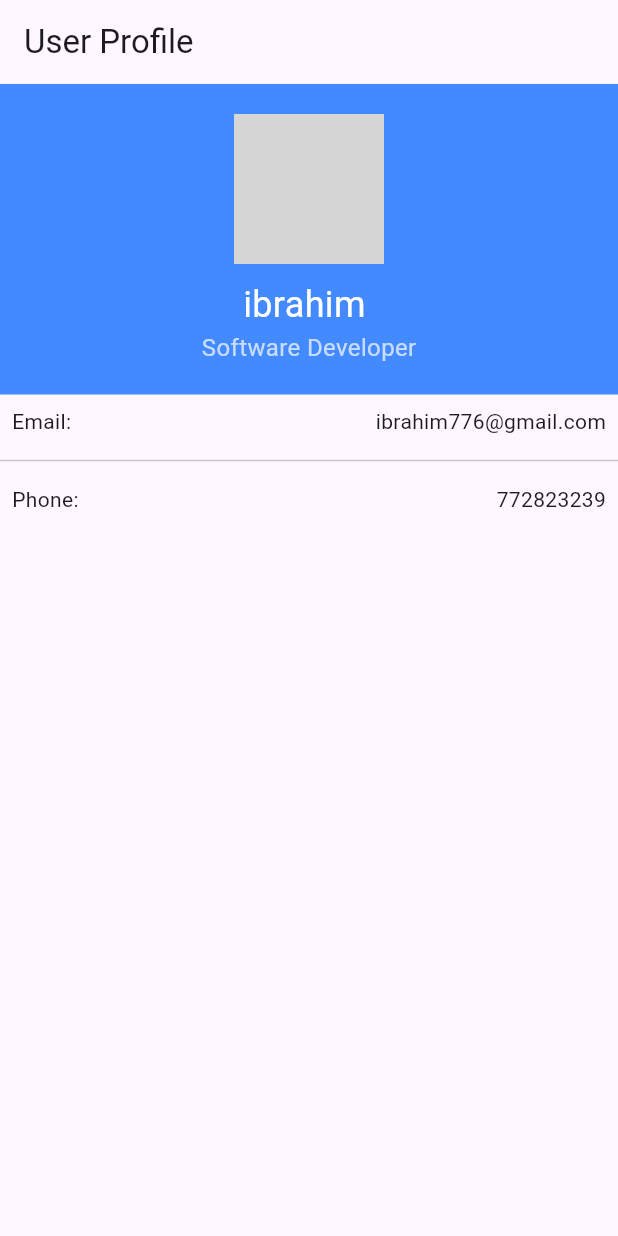
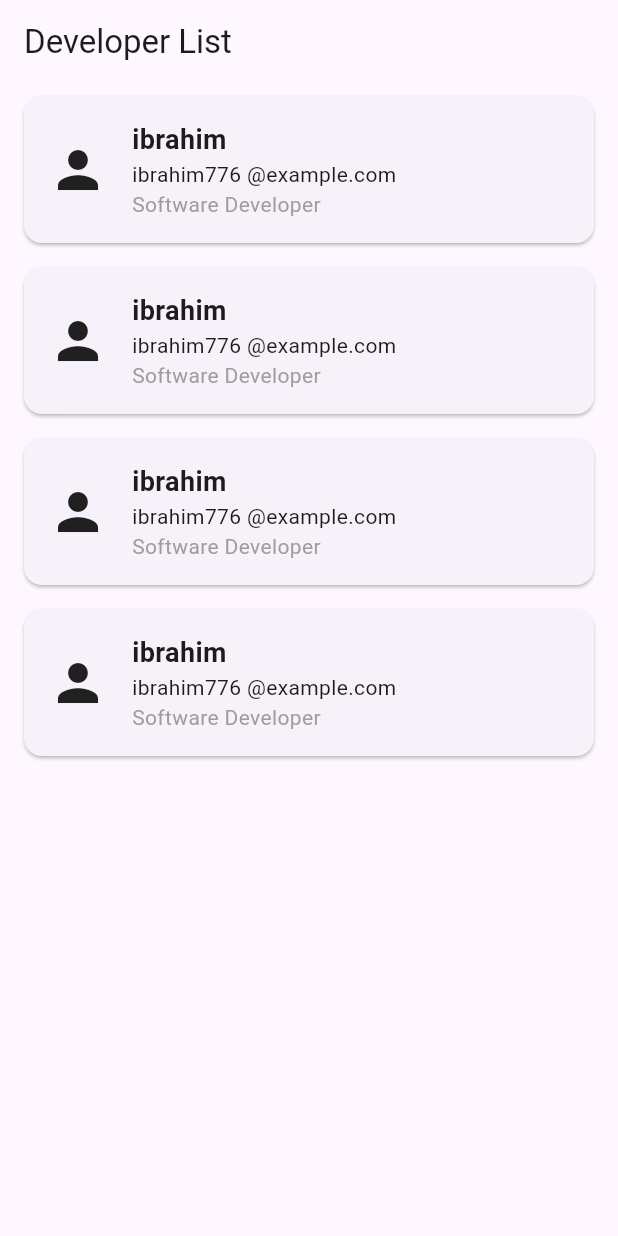
Before and after one commit to ibdhsgs/ibrahim, a Flutter app: the screen it shows after launch, on a phone screen of 412 x 824 dp. Run offline on Flutter 3.47's test engine with Material 3 defaults, Android fonts, the phone set to English and light mode, and no system bars; grey boxes are pictures that could not be loaded.

Commit message:
Initial commit for UserInfoCard branch

```diff
--- a/lib/main.dart
+++ b/lib/main.dart
@@ -11,65 +11,85 @@ class MyApp extends StatelessWidget {
   Widget build(BuildContext context) {
     return MaterialApp(
       debugShowCheckedModeBanner: false,
-      home: const UserProfile(),
+      home: const HomeScreen(),
     );
   }
 }
 
-class UserProfile extends StatelessWidget {
-  const UserProfile({super.key});
+class UserInfoCard extends StatelessWidget {
+  final String name;
+  final String email;
+  final String role;
+
+  const UserInfoCard({
+    super.key,
+    required this.name,
+    required this.email,
+    required this.role,
+  });
+
+  @override
+  Widget build(BuildContext context) {
+    return Card(
+      margin: const EdgeInsets.symmetric(vertical: 8, horizontal: 16),
+      child: Padding(
+        padding: const EdgeInsets.all(16.0),
+        child: Row(
+          children: [
+            const Icon(Icons.person, size: 40),
+            const SizedBox(width: 16),
+            Column(
+              crossAxisAlignment: CrossAxisAlignment.start,
+              children: [
+                Text(
+                  name,
+                  style: const TextStyle(
+                    fontSize: 18,
+                    fontWeight: FontWeight.bold,
+                  ),
+                ),
+                Text(email),
+                Text(
+                  role,
+                  style: const TextStyle(color: Colors.grey),
+                ),
+              ],
+            ),
+          ],
+        ),
+      ),
+    );
+  }
+}
+
+class HomeScreen extends StatelessWidget {
+  const HomeScreen({super.key});
 
   @override
   Widget build(BuildContext context) {
     return Scaffold(
-      appBar: AppBar(
-        title: const Text('User Profile'),
-      ),
-      body: Column(
-        children: [
-          Container(
-            width: double.infinity,
-            padding: const EdgeInsets.all(20),
-            color: Colors.blueAccent,
-            child: Column(
-              children: [
-                CircleAvatar(
-                  radius: 50,
-                  backgroundImage:
-                  Image.asset('pics/profilepic.png').image,
-                ),
-                const SizedBox(height: 10),
-                const Text(
-                  'ibrahim ',
-                  style: TextStyle(fontSize: 24, color: Colors.white),
-                ),
-                const Text(
-                  'Software Developer',
-                  style: TextStyle(fontSize: 16, color: Colors.white70),
-                ),
-              ],
-            ),
+      appBar: AppBar(title: const Text('Developer List')),
+      body: ListView(
+        children: const [
+          UserInfoCard(
+            name: 'ibrahim',
+            email: 'ibrahim776 @example.com',
+            role: 'Software Developer',
           ),
-          Padding(
-            padding: const EdgeInsets.all(8.0),
-            child: Row(
-              mainAxisAlignment: MainAxisAlignment.spaceBetween,
-              children: const [
-                Text('Email:'),
-                Text('ibrahim776@gmail.com'),
-              ],
-            ),
+          UserInfoCard(
+            name: 'ibrahim',
+            email: 'ibrahim776 @example.com',
+            role: 'Software Developer',
           ),
-          const Divider(),
-          Padding(
-            padding: const EdgeInsets.all(8.0),
-            child: Row(
-              mainAxisAlignment: MainAxisAlignment.spaceBetween,
-              children: const [
-                Text('Phone:'),
-                Text('772823239'),
-              ],
-            ),
+          UserInfoCard(
+            name: 'ibrahim',
+            email: 'ibrahim776 @example.com',
+            role: 'Software Developer',
+          ),
+          UserInfoCard(
+            name: 'ibrahim',
+            email: 'ibrahim776 @example.com',
+            role: 'Software Developer',
           ),
         ],
       ),
```
